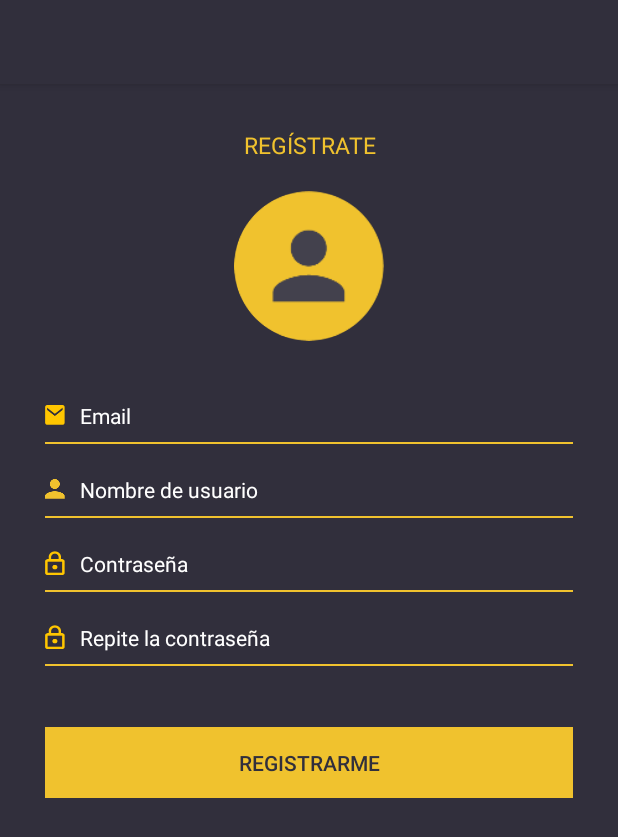
After one commit to javigbox/laporra, an Android app: the layout activity_register.xml on its own in the app's theme, with its tools: preview values and no code run, on a phone screen of 412 x 824 dp. The commit adds this screen. Shown: the top 837 px of the screen. Run offline under Robolectric (Android 15) with nearby library versions, the phone set to English and light mode, and no system bars.

Commit message:
pantalla de registro
registro con scroll y animaciones

```diff
--- a/app/src/main/AndroidManifest.xml
+++ b/app/src/main/AndroidManifest.xml
@@ -28,6 +28,10 @@
         </activity>
         <activity
             android:name=".activities.LoginActivity"
+            android:screenOrientation="portrait"
+            android:windowSoftInputMode="adjustResize" />
+        <activity
+            android:name=".activities.RegisterActivity"
             android:screenOrientation="portrait"
             android:windowSoftInputMode="adjustResize" />
         <activity android:name=".activities.MainActivity"
--- a/app/src/main/java/com/gboxapps/laporra/activities/LoginActivity.java
+++ b/app/src/main/java/com/gboxapps/laporra/activities/LoginActivity.java
@@ -158,4 +158,10 @@ public class LoginActivity extends AppCompatActivity {
         buttonFacebook.startAnimation(slideUpAnimation6);
     }
 
+    @OnClick(R.id.text_register)
+    public void goRegister(){
+        Intent i = new Intent(LoginActivity.this, RegisterActivity.class);
+        startActivity(i);
+    }
+
 }
--- /dev/null
+++ b/app/src/main/res/layout/activity_register.xml
@@ -0,0 +1,156 @@
+<?xml version="1.0" encoding="utf-8"?>
+<LinearLayout
+    xmlns:android="http://schemas.android.com/apk/res/android"
+    xmlns:app="http://schemas.android.com/apk/res-auto"
+    xmlns:tools="http://schemas.android.com/tools"
+    android:id="@+id/content"
+    android:layout_width="match_parent"
+    android:layout_height="match_parent"
+    android:background="@color/colorPrimary"
+    android:orientation="vertical">
+
+    <android.support.design.widget.AppBarLayout
+        android:id="@+id/appBarLayout"
+        android:layout_width="match_parent"
+        android:layout_height="wrap_content"
+        app:theme="@style/ThemeOverlay.AppCompat.Dark.ActionBar">
+
+        <android.support.v7.widget.Toolbar
+            android:id="@+id/toolbar"
+            android:layout_width="match_parent"
+            android:layout_height="?android:attr/actionBarSize"
+            android:background="?android:attr/colorPrimary"
+            app:layout_scrollFlags="scroll|enterAlways|snap"
+            app:theme="@style/AppTheme" />
+
+    </android.support.design.widget.AppBarLayout>
+
+    <ScrollView
+        android:id="@+id/scroll"
+        android:layout_width="match_parent"
+        android:layout_height="match_parent">
+
+        <LinearLayout
+            android:layout_width="match_parent"
+            android:layout_height="match_parent"
+            android:gravity="center"
+            android:orientation="vertical">
+
+            <TextView
+                android:id="@+id/text_register"
+                fontPath="fonts/Lato-BlackItalic.ttf"
+                android:layout_width="match_parent"
+                android:layout_height="wrap_content"
+                android:layout_marginTop="30dp"
+                android:gravity="center"
+                android:text="@string/register"
+                android:textColor="@color/colorAccent"
+                android:textSize="15sp"
+                tools:ignore="MissingPrefix" />
+
+            <de.hdodenhof.circleimageview.CircleImageView
+                android:id="@+id/image_user"
+                android:layout_width="100dp"
+                android:layout_height="100dp"
+                android:layout_marginTop="20dp"
+                android:src="@drawable/user_placeholder"/>
+
+            <EditText
+                android:id="@+id/edit_email"
+                android:layout_width="match_parent"
+                android:layout_height="wrap_content"
+                fontPath="fonts/Lato-LightItalic.ttf"
+                android:layout_marginLeft="30dp"
+                android:layout_marginRight="30dp"
+                android:layout_marginTop="40dp"
+                android:background="@drawable/bg_edittext_green"
+                android:drawableLeft="@drawable/login_mail"
+                android:drawablePadding="10dp"
+                android:gravity="center_vertical"
+                android:hint="@string/email"
+                android:inputType="textEmailAddress"
+                android:paddingBottom="10dp"
+                android:textColor="@color/white"
+                android:textColorHint="@color/white"
+                android:textSize="14sp"
+                tools:ignore="MissingPrefix" />
+
+            <EditText
+                android:id="@+id/edit_username"
+                android:layout_width="match_parent"
+                android:layout_height="wrap_content"
+                fontPath="fonts/Lato-LightItalic.ttf"
+                android:layout_marginLeft="30dp"
+                android:layout_marginRight="30dp"
+                android:layout_marginTop="20dp"
+                android:background="@drawable/bg_edittext_green"
+                android:drawableLeft="@drawable/user"
+                android:drawablePadding="10dp"
+                android:gravity="center_vertical"
+                android:hint="@string/username"
+                android:inputType="text"
+                android:paddingBottom="10dp"
+                android:textColor="@color/white"
+                android:textColorHint="@color/white"
+                android:textSize="14sp"
+                tools:ignore="MissingPrefix" />
+
+            <EditText
+                android:id="@+id/edit_password"
+                android:layout_width="match_parent"
+                android:layout_height="wrap_content"
+                fontPath="fonts/Lato-LightItalic.ttf"
+                android:layout_marginLeft="30dp"
+                android:layout_marginRight="30dp"
+                android:layout_marginTop="20dp"
+                android:background="@drawable/bg_edittext_green"
+                android:drawableLeft="@drawable/login_pass"
+                android:drawablePadding="10dp"
+                android:gravity="center_vertical"
+                android:hint="@string/password"
+                android:inputType="textPassword"
+                android:paddingBottom="10dp"
+                android:textColor="@color/white"
+                android:textColorHint="@color/white"
+                android:textSize="14sp"
+                tools:ignore="MissingPrefix" />
+
+            <EditText
+                android:id="@+id/edit_password_repeat"
+                android:layout_width="match_parent"
+                android:layout_height="wrap_content"
+                fontPath="fonts/Lato-LightItalic.ttf"
+                android:layout_marginLeft="30dp"
+                android:layout_marginRight="30dp"
+                android:layout_marginTop="20dp"
+                android:background="@drawable/bg_edittext_green"
+                android:drawableLeft="@drawable/login_pass"
+                android:drawablePadding="10dp"
+                android:gravity="center_vertical"
+                android:hint="@string/password_repeat"
+                android:inputType="textPassword"
+                android:paddingBottom="10dp"
+                android:textColor="@color/white"
+                android:textColorHint="@color/white"
+                android:textSize="14sp"
+                tools:ignore="MissingPrefix" />
+
+            <Button
+                android:id="@+id/button_register"
+                fontPath="fonts/Lato-BlackItalic.ttf"
+                style="?android:attr/borderlessButtonStyle"
+                android:layout_width="match_parent"
+                android:layout_height="47dp"
+                android:layout_marginLeft="30dp"
+                android:layout_marginRight="30dp"
+                android:layout_marginTop="40dp"
+                android:background="@drawable/bg_button_green"
+                android:text="@string/register_me"
+                android:textColor="@color/colorPrimary"
+                tools:ignore="MissingPrefix" />
+
+        </LinearLayout>
+
+    </ScrollView>
+
+</LinearLayout>
--- a/app/src/main/res/values/strings.xml
+++ b/app/src/main/res/values/strings.xml
@@ -14,4 +14,9 @@
     <string name="register">REGÍSTRATE</string>
     <string name="login_facebook">Iniciar sesión con facebook</string>
 
+    <!--REGISTRO-->
+    <string name="register_me">REGISTRARME</string>
+    <string name="username">Nombre de usuario</string>
+    <string name="password_repeat">Repite la contraseña</string>
+
 </resources>
```
Also changed, not shown: app/src/main/java/com/gboxapps/laporra/activities/RegisterActivity.java (added, +144 -0 lines).
